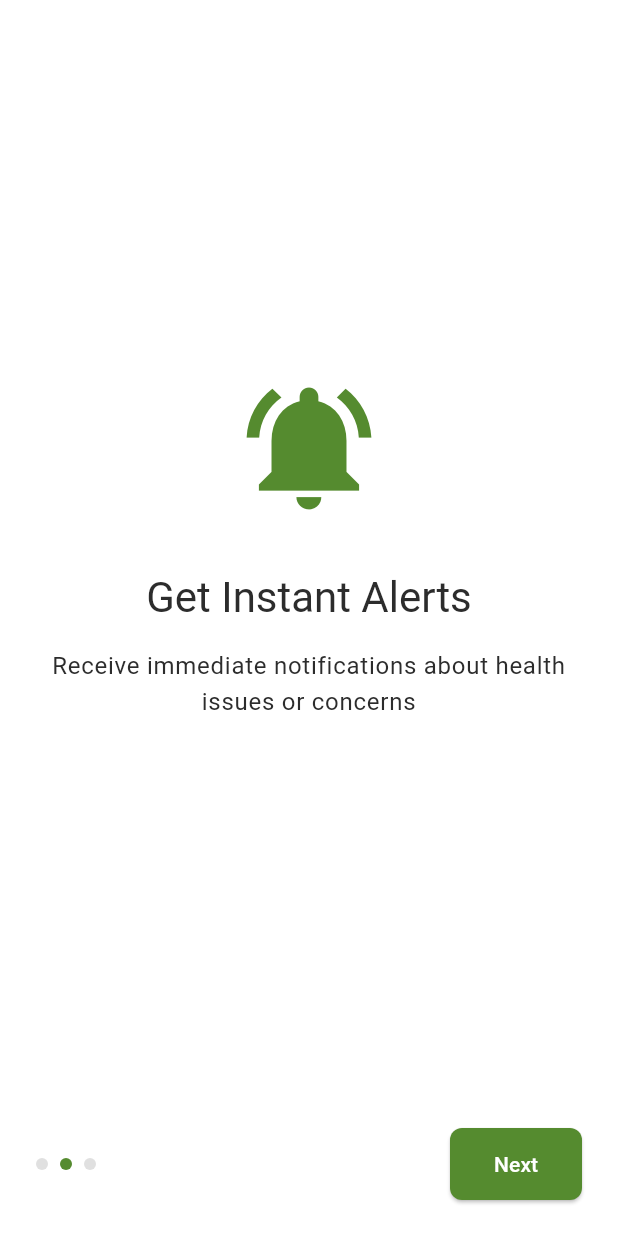
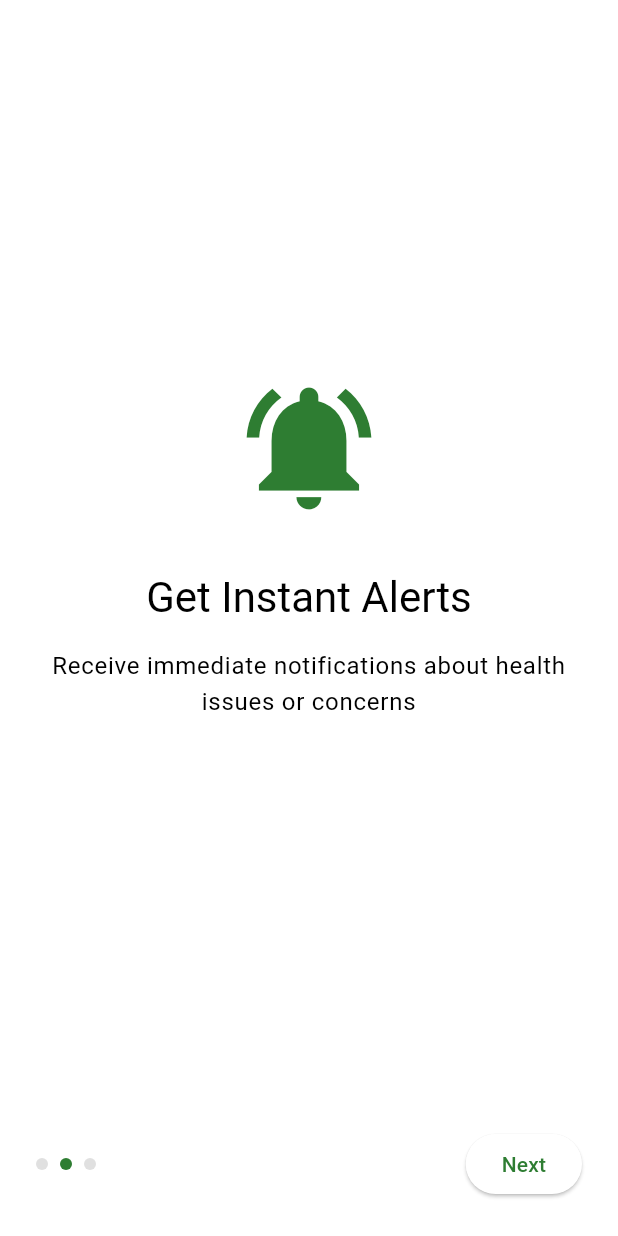
Before and after one commit to RitwikSingh28/PashuSehat, a Flutter app: the screen it shows after launch, swiped to page 2, on a phone screen of 412 x 824 dp. Run offline on Flutter 3.47's test engine with Material 3 defaults, Android fonts, the phone set to English and light mode, and no system bars; our stand-ins replace fl_chart, flutter_bloc, freezed_annotation, go_router.

Commit message:
change primary color

```diff
--- a/lib/core/theme/app_theme.dart
+++ b/lib/core/theme/app_theme.dart
@@ -1,157 +1,104 @@
 import 'package:flutter/material.dart';
-import 'package:cattle_health/core/theme/app_colors.dart';
-import 'package:cattle_health/core/theme/app_typography.dart';
 
-/// Theme configuration for PashuSehat app
 class AppTheme {
-  // Private constructor to prevent instantiation
-  AppTheme._();
+  static const _primaryColor = Color(0xFF2E7D32); // Forest Green
+  static const _primaryColorLight = Color(0xFF60AD5E); // Lighter shade
+  static const _primaryColorDark = Color(0xFF005005); // Darker shade
 
-  /// Light theme configuration
   static ThemeData get lightTheme {
     return ThemeData(
       useMaterial3: true,
-      brightness: Brightness.light,
-      colorScheme: ColorScheme(
-        brightness: Brightness.light,
-        primary: AppColors.primary,
-        onPrimary: AppColors.textOnPrimary,
-        primaryContainer: AppColors.primaryLight,
-        onPrimaryContainer: AppColors.textPrimary,
-        secondary: AppColors.secondary,
-        onSecondary: AppColors.textOnSecondary,
-        secondaryContainer: AppColors.secondaryLight,
-        onSecondaryContainer: AppColors.textPrimary,
-        tertiary: AppColors.accent,
-        onTertiary: AppColors.textOnPrimary,
-        tertiaryContainer: AppColors.hay,
-        onTertiaryContainer: AppColors.textPrimary,
-        error: AppColors.error,
-        onError: AppColors.textOnPrimary,
-        errorContainer: AppColors.error.withOpacity(0.8),
-        onErrorContainer: AppColors.textOnPrimary,
-        background: AppColors.background,
-        onBackground: AppColors.textPrimary,
-        surface: AppColors.surface,
-        onSurface: AppColors.textPrimary,
-        surfaceVariant: AppColors.background,
-        onSurfaceVariant: AppColors.textSecondary,
-        outline: AppColors.divider,
+      colorScheme: ColorScheme.light(
+        primary: _primaryColor,
+        secondary: _primaryColorLight,
+        onPrimary: Colors.white,
+        onSecondary: Colors.white,
       ),
-      textTheme: AppTypography.textTheme,
-
-      // Component themes
-      appBarTheme: AppBarTheme(
-        backgroundColor: AppColors.primary,
-        foregroundColor: AppColors.textOnPrimary,
-        elevation: 0,
+      appBarTheme: const AppBarTheme(
+        backgroundColor: _primaryColor,
+        foregroundColor: Colors.white,
       ),
-
-      cardTheme: CardTheme(
-        color: AppColors.surface,
-        elevation: 2,
-        shape: RoundedRectangleBorder(
-          borderRadius: BorderRadius.circular(12),
-        ),
+      bottomNavigationBarTheme: const BottomNavigationBarThemeData(
+        selectedItemColor: _primaryColor,
+        unselectedItemColor: Colors.grey,
       ),
-
-      elevatedButtonTheme: ElevatedButtonThemeData(
-        style: ElevatedButton.styleFrom(
-          backgroundColor: AppColors.primary,
-          foregroundColor: AppColors.textOnPrimary,
-          minimumSize: const Size(88, 48),
-          padding: const EdgeInsets.symmetric(horizontal: 16),
-          shape: RoundedRectangleBorder(
-            borderRadius: BorderRadius.circular(8),
+      segmentedButtonTheme: SegmentedButtonThemeData(
+        style: ButtonStyle(
+          backgroundColor: MaterialStateProperty.resolveWith<Color>(
+            (Set<MaterialState> states) {
+              if (states.contains(MaterialState.selected)) {
+                return _primaryColor;
+              }
+              return Colors.grey.shade200;
+            },
+          ),
+          foregroundColor: MaterialStateProperty.resolveWith<Color>(
+            (Set<MaterialState> states) {
+              if (states.contains(MaterialState.selected)) {
+                return Colors.white;
+              }
+              return Colors.grey.shade700;
+            },
           ),
         ),
       ),
-
-      floatingActionButtonTheme: FloatingActionButtonThemeData(
-        backgroundColor: AppColors.primary,
-        foregroundColor: AppColors.textOnPrimary,
+      floatingActionButtonTheme: const FloatingActionButtonThemeData(
+        backgroundColor: _primaryColor,
+        foregroundColor: Colors.white,
       ),
-
-      bottomNavigationBarTheme: BottomNavigationBarThemeData(
-        backgroundColor: AppColors.surface,
-        selectedItemColor: AppColors.primary,
-        unselectedItemColor: AppColors.textSecondary,
+      tabBarTheme: const TabBarTheme(
+        labelColor: Colors.white,
+        unselectedLabelColor: Colors.white70,
+        indicatorColor: Colors.white,
       ),
     );
   }
 
-  /// Dark theme configuration
   static ThemeData get darkTheme {
     return ThemeData(
       useMaterial3: true,
-      brightness: Brightness.dark,
-      colorScheme: ColorScheme(
-        brightness: Brightness.dark,
-        primary: AppColors.primaryLight,
-        onPrimary: AppColors.darkBackground,
-        primaryContainer: AppColors.primary,
-        onPrimaryContainer: AppColors.textOnPrimary,
-        secondary: AppColors.secondaryLight,
-        onSecondary: AppColors.darkBackground,
-        secondaryContainer: AppColors.secondary,
-        onSecondaryContainer: AppColors.textOnPrimary,
-        tertiary: AppColors.accent,
-        onTertiary: AppColors.darkBackground,
-        tertiaryContainer: AppColors.hay.withOpacity(0.7),
-        onTertiaryContainer: AppColors.textOnPrimary,
-        error: AppColors.darkError,
-        onError: AppColors.darkBackground,
-        errorContainer: AppColors.error.withOpacity(0.8),
-        onErrorContainer: AppColors.textOnPrimary,
-        background: AppColors.darkBackground,
-        onBackground: AppColors.textOnPrimary,
-        surface: AppColors.darkSurface,
-        onSurface: AppColors.textOnPrimary,
-        surfaceVariant: AppColors.darkBackground,
-        onSurfaceVariant: AppColors.textSecondary,
-        outline: AppColors.divider.withOpacity(0.3),
+      colorScheme: ColorScheme.dark(
+        primary: _primaryColorLight,
+        secondary: _primaryColor,
+        onPrimary: Colors.white,
+        onSecondary: Colors.white,
       ),
-      textTheme: AppTypography.textTheme.apply(
-        bodyColor: AppColors.textOnPrimary,
-        displayColor: AppColors.textOnPrimary,
+      appBarTheme: AppBarTheme(
+        backgroundColor: _primaryColorDark,
+        foregroundColor: Colors.white,
       ),
-
-      // Component themes
-      appBarTheme: AppBarTheme(
-        backgroundColor: AppColors.darkSurface,
-        foregroundColor: AppColors.textOnPrimary,
-        elevation: 0,
+      bottomNavigationBarTheme: BottomNavigationBarThemeData(
+        selectedItemColor: _primaryColorLight,
+        unselectedItemColor: Colors.grey.shade400,
       ),
-
-      cardTheme: CardTheme(
-        color: AppColors.darkSurface,
-        elevation: 2,
-        shape: RoundedRectangleBorder(
-          borderRadius: BorderRadius.circular(12),
-        ),
-      ),
-
-      elevatedButtonTheme: ElevatedButtonThemeData(
-        style: ElevatedButton.styleFrom(
-          backgroundColor: AppColors.primary,
-          foregroundColor: AppColors.textOnPrimary,
-          minimumSize: const Size(88, 48),
-          padding: const EdgeInsets.symmetric(horizontal: 16),
-          shape: RoundedRectangleBorder(
-            borderRadius: BorderRadius.circular(8),
+      segmentedButtonTheme: SegmentedButtonThemeData(
+        style: ButtonStyle(
+          backgroundColor: MaterialStateProperty.resolveWith<Color>(
+            (Set<MaterialState> states) {
+              if (states.contains(MaterialState.selected)) {
+                return _primaryColorLight;
+              }
+              return Colors.grey.shade800;
+            },
+          ),
+          foregroundColor: MaterialStateProperty.resolveWith<Color>(
+            (Set<MaterialState> states) {
+              if (states.contains(MaterialState.selected)) {
+                return Colors.white;
+              }
+              return Colors.grey.shade300;
+            },
           ),
         ),
       ),
-
       floatingActionButtonTheme: FloatingActionButtonThemeData(
-        backgroundColor: AppColors.primary,
-        foregroundColor: AppColors.textOnPrimary,
+        backgroundColor: _primaryColorLight,
+        foregroundColor: Colors.white,
       ),
-
-      bottomNavigationBarTheme: BottomNavigationBarThemeData(
-        backgroundColor: AppColors.darkSurface,
-        selectedItemColor: AppColors.primaryLight,
-        unselectedItemColor: AppColors.textSecondary,
+      tabBarTheme: TabBarTheme(
+        labelColor: Colors.white,
+        unselectedLabelColor: Colors.grey.shade400,
+        indicatorColor: _primaryColorLight,
       ),
     );
   }
--- a/lib/features/cattle/screens/cattle_details_screen.dart
+++ b/lib/features/cattle/screens/cattle_details_screen.dart
@@ -172,6 +172,8 @@ class _CattleDetailsScreenState extends State<CattleDetailsScreen> {
                             },
                           ),
                         ),
+                      ],
+                    ),
                   ),
                 ),
                 MetricsChart(
```
